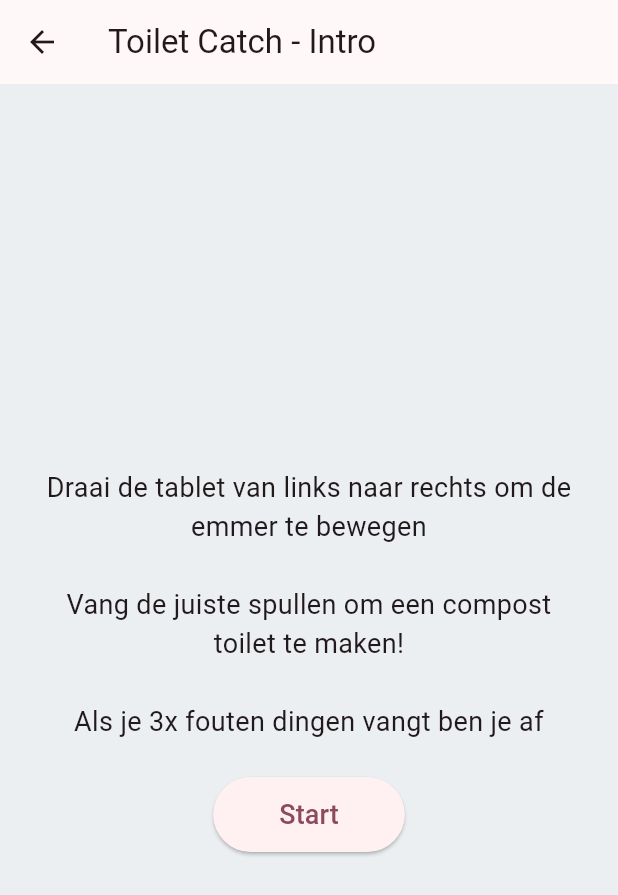
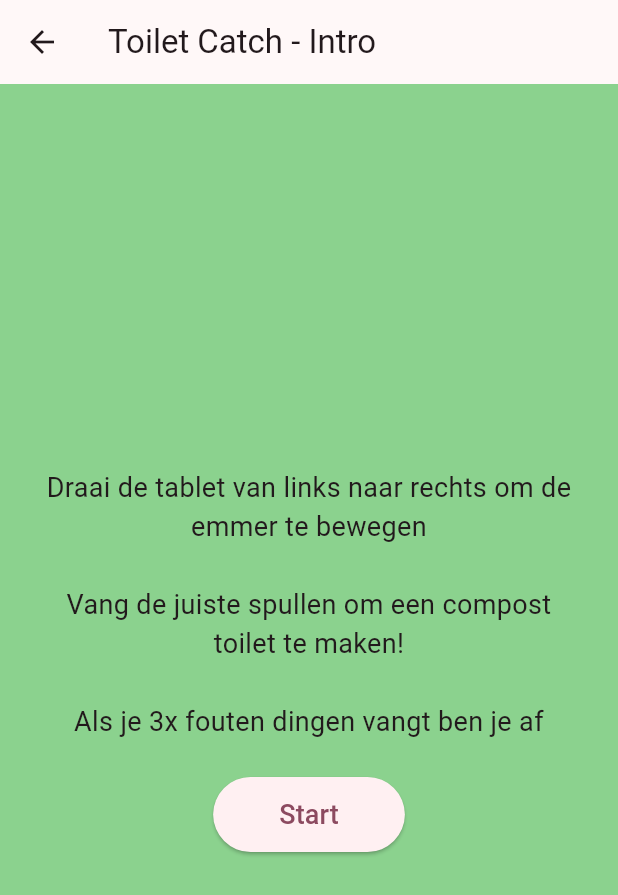
Before and after one commit to Hrisko123/DE-ONTDEK-FABRIEK, a Flutter app: the ToiletGamePage screen opened directly, on a phone screen of 412 x 824 dp. Shown: the top 895 px of the screen. Run offline on Flutter 3.47's test engine with Material 3 defaults, Android fonts, the light colour scheme and no system bars; our stand-ins replace sensors_plus; missing offline and left inert: mobile_scanner.

Commit message:
Changed background color
Changed the background color of the toilet game

```diff
--- a/deontdekfabriek/lib/ToiletGame.dart
+++ b/deontdekfabriek/lib/ToiletGame.dart
@@ -44,7 +44,6 @@ class _ToiletGamePageState extends State<ToiletGamePage> {
     _ItemSpec('sawdust', 'assets/ToiletImage/Sawdust.png', true),
     _ItemSpec('sigaret', 'assets/ToiletImage/Sigaret.png', false),
     _ItemSpec('chewingum', 'assets/ToiletImage/Chewingum.png', false),
-    _ItemSpec('Bucket', 'assets/ToiletImage/Bucket.png', false),
   ];
 
   @override
@@ -253,7 +252,7 @@ class _ToiletGamePageState extends State<ToiletGamePage> {
     if (_showIntro) {
       return Scaffold(
         appBar: AppBar(title: const Text('Toilet Catch - Intro')),
-        backgroundColor: Colors.blueGrey.shade50,
+        backgroundColor: const Color.fromARGB(255, 139, 210, 142), // groen
         body: Center(
           child: Padding(
             padding: const EdgeInsets.all(24.0),
@@ -287,7 +286,7 @@ class _ToiletGamePageState extends State<ToiletGamePage> {
 
     return Scaffold(
       appBar: AppBar(title: const Text('Toilet Catch')),
-      backgroundColor: Colors.blueGrey.shade50,
+      backgroundColor: const Color.fromARGB(255, 139, 210, 142), // groen
       body: GestureDetector(
         onPanUpdate: (details) {
           setState(() {
```
